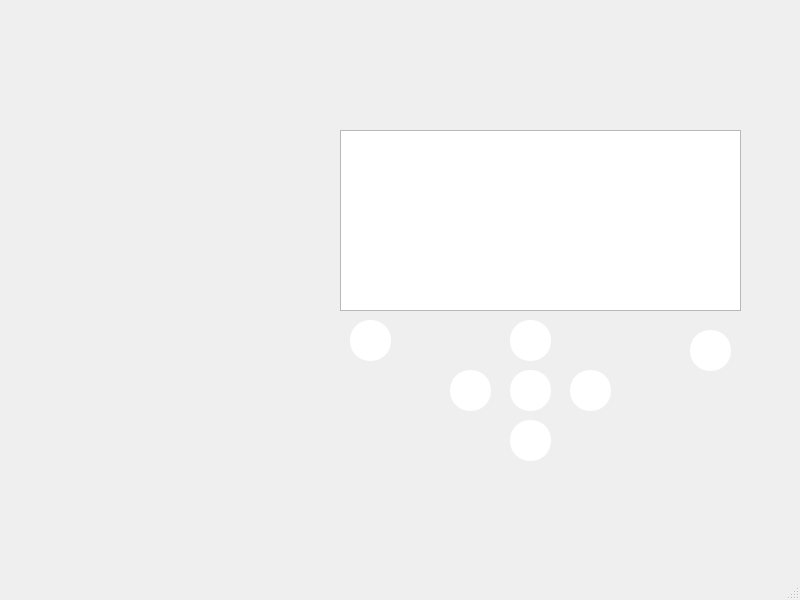
The window that code/mainwindow.ui (ahmadjazmawi1/3004-Project-Group-12) describes before a commit, drawn with Qt 5.
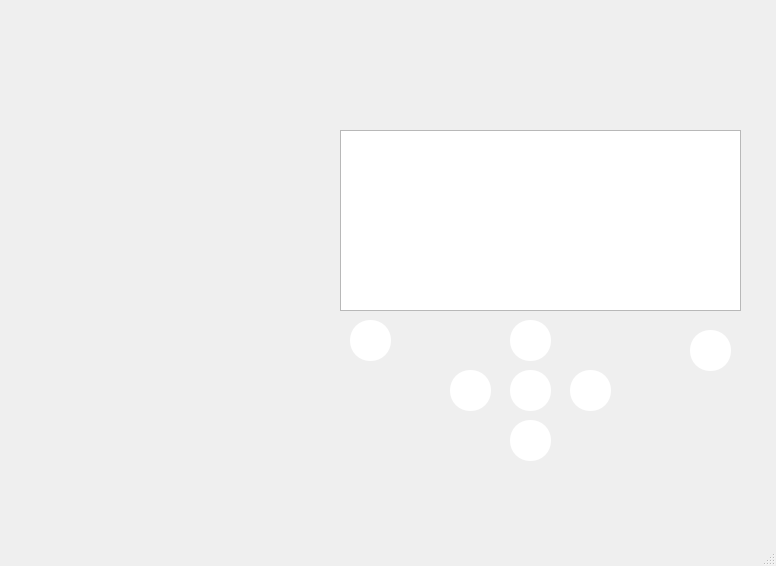
The same window after the commit. Icons and pictures are not drawn.

```diff
--- a/code/mainwindow.ui
+++ b/code/mainwindow.ui
@@ -6,8 +6,8 @@
    <rect>
     <x>0</x>
     <y>0</y>
-    <width>800</width>
-    <height>600</height>
+    <width>776</width>
+    <height>566</height>
    </rect>
   </property>
   <property name="windowTitle">
```
Left out of the diff: 2 changed lines with no effect on the pictures.
